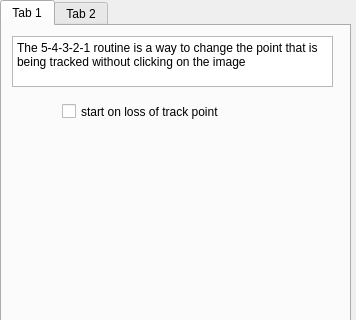
Old version of the form settingpage.ui in the repository hanzh1/CameraMouseSuite; both pictures show x 0 to 356 and y 0 to 320 of the 356 by 491 pixel window.
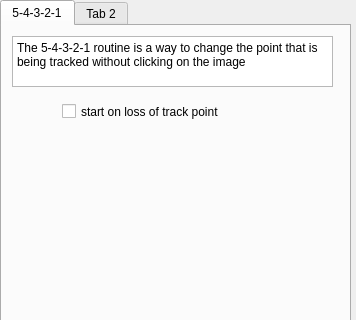
New version of the form.

The edit to the form file:
```diff
--- a/settingpage.ui
+++ b/settingpage.ui
@@ -25,9 +25,9 @@
    <property name="currentIndex">
     <number>0</number>
    </property>
-   <widget class="QWidget" name="tab">
+   <widget class="QWidget" name="">
     <attribute name="title">
-     <string>Tab 1</string>
+     <string>5-4-3-2-1</string>
     </attribute>
     <widget class="QCheckBox" name="fiveSecOnLoss">
      <property name="geometry">
```
